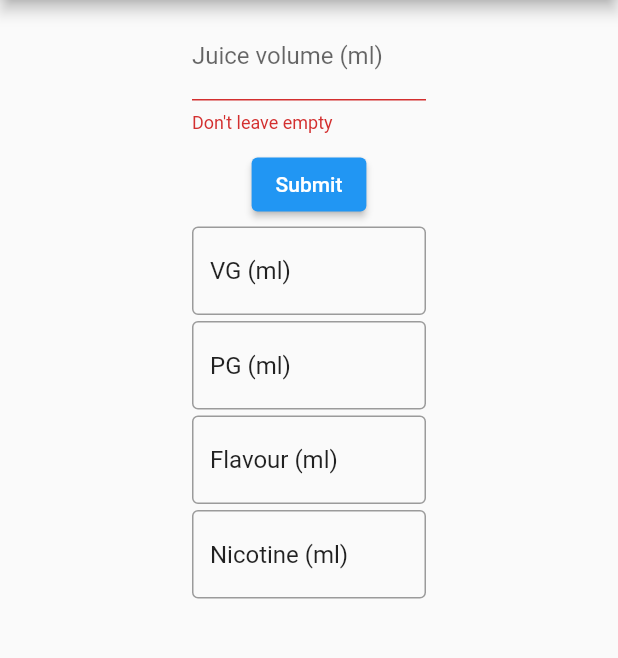
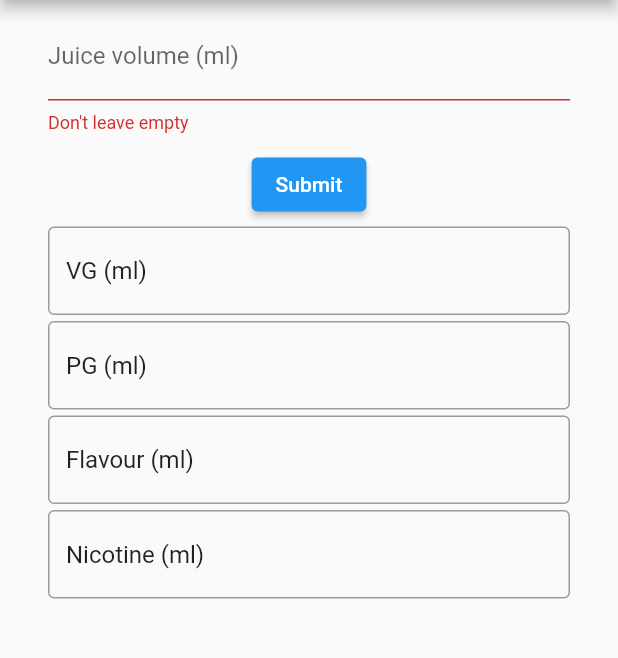
Before and after one commit to Koewkie/Juicer, a Flutter app: the screen it shows after launch, after a tap on "Submit", on a phone screen of 412 x 824 dp, the part 84-742 px from its top. Run offline on Flutter 3.47's test engine with Material 2 defaults, Android fonts, the phone set to English and light mode, and no system bars.

Commit message:
Fixed bottom overflow on keyboard

```diff
--- a/lib/main.dart
+++ b/lib/main.dart
@@ -62,11 +62,12 @@ class MyCustomFormState extends State<MyCustomForm> {
   Widget build(BuildContext context) {
     return Form(
         key: _formKey,
-        child: Column(
+        child: SingleChildScrollView(
+            child: Column(
           crossAxisAlignment: CrossAxisAlignment.center,
           children: <Widget>[
             Padding(
-              padding: const EdgeInsets.symmetric(horizontal: 128, vertical: 8),
+              padding: const EdgeInsets.symmetric(horizontal: 32, vertical: 8),
               child: TextFormField(
                 decoration: const InputDecoration(
                   border: UnderlineInputBorder(),
@@ -92,20 +93,21 @@ class MyCustomFormState extends State<MyCustomForm> {
               ),
             ),
             Padding(
-              padding: const EdgeInsets.symmetric(horizontal: 128, vertical: 2),
+              padding: const EdgeInsets.symmetric(horizontal: 32, vertical: 2),
               child: ElevatedButton(
                 onPressed: () {
-                  if (_formKey.currentState!.validate()) {
-                    ScaffoldMessenger.of(context).showSnackBar(
-                      const SnackBar(content: Text('Processing Data')),
-                    );
-                  }
+                  _formKey.currentState!.validate();
+                  // if (_formKey.currentState!.validate()) {
+                  //   ScaffoldMessenger.of(context).showSnackBar(
+                  //     const SnackBar(content: Text('Processing Data')),
+                  //   );
+                  // }
                 },
                 child: const Text('Submit'),
               ),
             ),
             Padding(
-              padding: const EdgeInsets.symmetric(horizontal: 128, vertical: 2),
+              padding: const EdgeInsets.symmetric(horizontal: 32, vertical: 2),
               child: TextFormField(
                 readOnly: true,
                 controller: _controllerVG,
@@ -113,7 +115,7 @@ class MyCustomFormState extends State<MyCustomForm> {
               ),
             ),
             Padding(
-              padding: const EdgeInsets.symmetric(horizontal: 128, vertical: 2),
+              padding: const EdgeInsets.symmetric(horizontal: 32, vertical: 2),
               child: TextFormField(
                 readOnly: true,
                 controller: _controllerPG,
@@ -121,7 +123,7 @@ class MyCustomFormState extends State<MyCustomForm> {
               ),
             ),
             Padding(
-              padding: const EdgeInsets.symmetric(horizontal: 128, vertical: 2),
+              padding: const EdgeInsets.symmetric(horizontal: 32, vertical: 2),
               child: TextFormField(
                 readOnly: true,
                 controller: _controllerFlav,
@@ -129,7 +131,7 @@ class MyCustomFormState extends State<MyCustomForm> {
               ),
             ),
             Padding(
-              padding: const EdgeInsets.symmetric(horizontal: 128, vertical: 2),
+              padding: const EdgeInsets.symmetric(horizontal: 32, vertical: 2),
               child: TextFormField(
                 readOnly: true,
                 controller: _controllerNic,
@@ -137,6 +139,6 @@ class MyCustomFormState extends State<MyCustomForm> {
               ),
             ),
           ],
-        ));
+        )));
   }
 }
```
